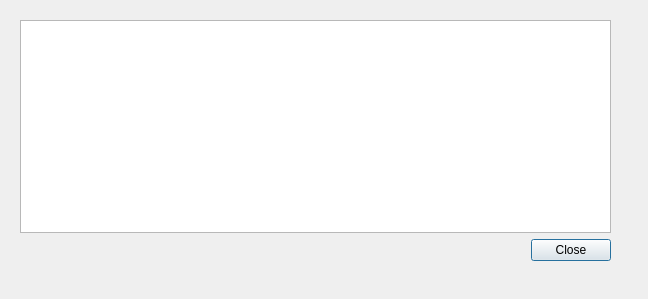
The window that SOFIACruiseTools/Director/flightStepsDialog.ui (astrobokonon/SOFIACruiseTools) describes before a commit, drawn with Qt 5.
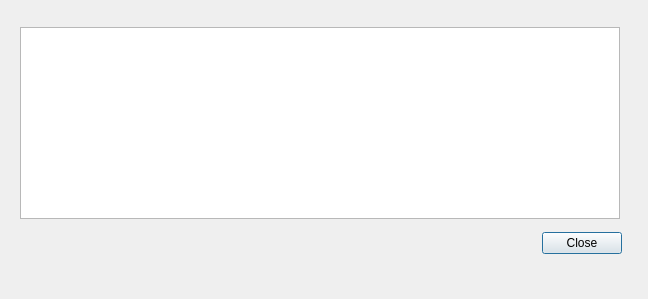
The same window after the commit.

Commit message: Pop up flight steps in map

The edit to the form file:
```diff
--- a/SOFIACruiseTools/Director/flightStepsDialog.ui
+++ b/SOFIACruiseTools/Director/flightStepsDialog.ui
@@ -24,7 +24,7 @@
     <rect>
      <x>20</x>
      <y>20</y>
-     <width>591</width>
+     <width>602</width>
      <height>241</height>
     </rect>
    </property>
@@ -52,11 +52,17 @@
     <item row="0" column="0" colspan="2">
      <widget class="QTableWidget" name="table">
       <property name="sizePolicy">
-       <sizepolicy hsizetype="MinimumExpanding" vsizetype="MinimumExpanding">
+       <sizepolicy hsizetype="Maximum" vsizetype="Maximum">
         <horstretch>0</horstretch>
         <verstretch>0</verstretch>
        </sizepolicy>
       </property>
+      <property name="minimumSize">
+       <size>
+        <width>600</width>
+        <height>0</height>
+       </size>
+      </property>
      </widget>
     </item>
    </layout>
```
The commit also changes 1 other file.
